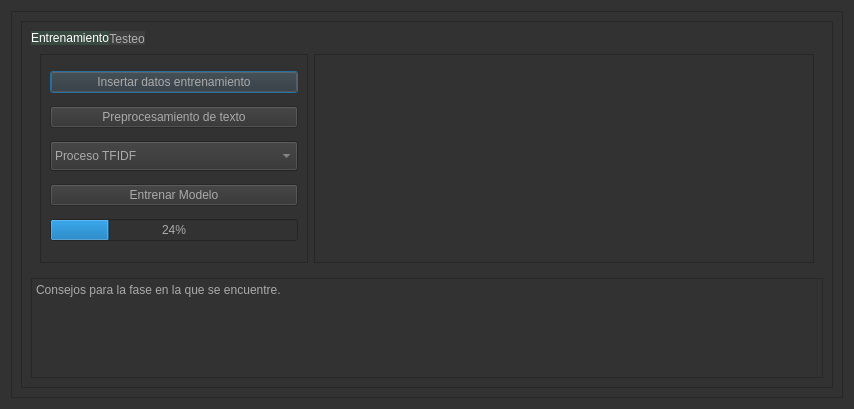
This is main.ui in clxudiajazmin/Clasificador-de-noticias as Qt 5 draws it before an edit. The edited form follows.
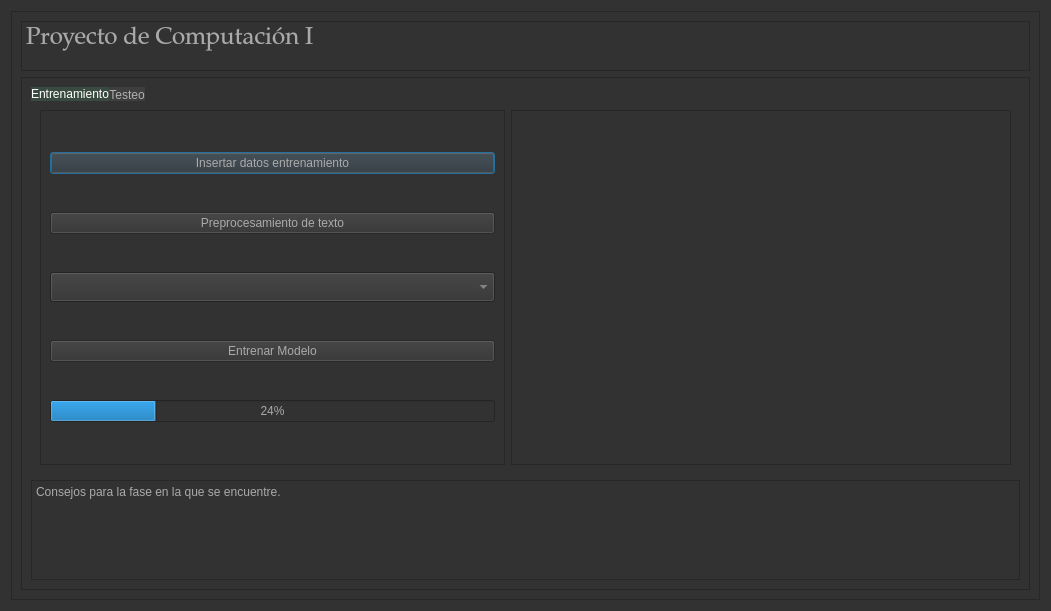
This is the edited form.

Commit message:
Tab Entrenamiento v0.7
funciona correctamente hasta la parte de elegir el modelo, por alguna razón no reconoce las funciones entrenamientoKnn, entrenamientoNaiveBayes y entrenamientoArbolDecision.
A las malas podemos introducir el código de esas funciones dentro de los if de la función entrenarModelo.

The edit to the form file:
```diff
--- a/main.ui
+++ b/main.ui
@@ -6,8 +6,8 @@
    <rect>
     <x>0</x>
     <y>0</y>
-    <width>854</width>
-    <height>409</height>
+    <width>1051</width>
+    <height>611</height>
    </rect>
   </property>
   <property name="windowTitle">
@@ -273,7 +273,7 @@
 QTabBar::tab:selected, 
 QTabBar::tab:hover 
 {
-    border-top-color: #black;
+    border-top-color: black;
     border-color: #40494E;
     color: #fff;
     background:#394a41; 
@@ -290,6 +290,36 @@
       <enum>QFrame::Raised</enum>
      </property>
      <layout class="QVBoxLayout" name="verticalLayout">
+      <item>
+       <widget class="QPlainTextEdit" name="plainTextEdit">
+        <property name="enabled">
+         <bool>false</bool>
+        </property>
+        <property name="maximumSize">
+         <size>
+          <width>16777215</width>
+          <height>50</height>
+         </size>
+        </property>
+        <property name="font">
+         <font>
+          <family>Palatino Linotype</family>
+          <pointsize>18</pointsize>
+          <weight>50</weight>
+          <bold>false</bold>
+         </font>
+        </property>
+        <property name="layoutDirection">
+         <enum>Qt::LeftToRight</enum>
+        </property>
+        <property name="autoFillBackground">
+         <bool>false</bool>
+        </property>
+        <property name="plainText">
+         <string>Proyecto de Computación I</string>
+        </property>
+       </widget>
+      </item>
       <item>
        <widget class="QFrame" name="frame_4">
         <property name="frameShape">
@@ -354,26 +384,6 @@
                     <height>30</height>
                    </size>
                   </property>
-                  <item>
-                   <property name="text">
-                    <string>Proceso TFIDF</string>
-                   </property>
-                  </item>
-                  <item>
-                   <property name="text">
-                    <string>Naive Bayes</string>
-                   </property>
-                  </item>
-                  <item>
-                   <property name="text">
-                    <string>Decision Tree</string>
-                   </property>
-                  </item>
-                  <item>
-                   <property name="text">
-                    <string>KNN</string>
-                   </property>
-                  </item>
                  </widget>
                 </item>
                 <item>
```
Left out of the diff: 4 changed lines with no effect on the pictures. The commit also changes 1 other file.
